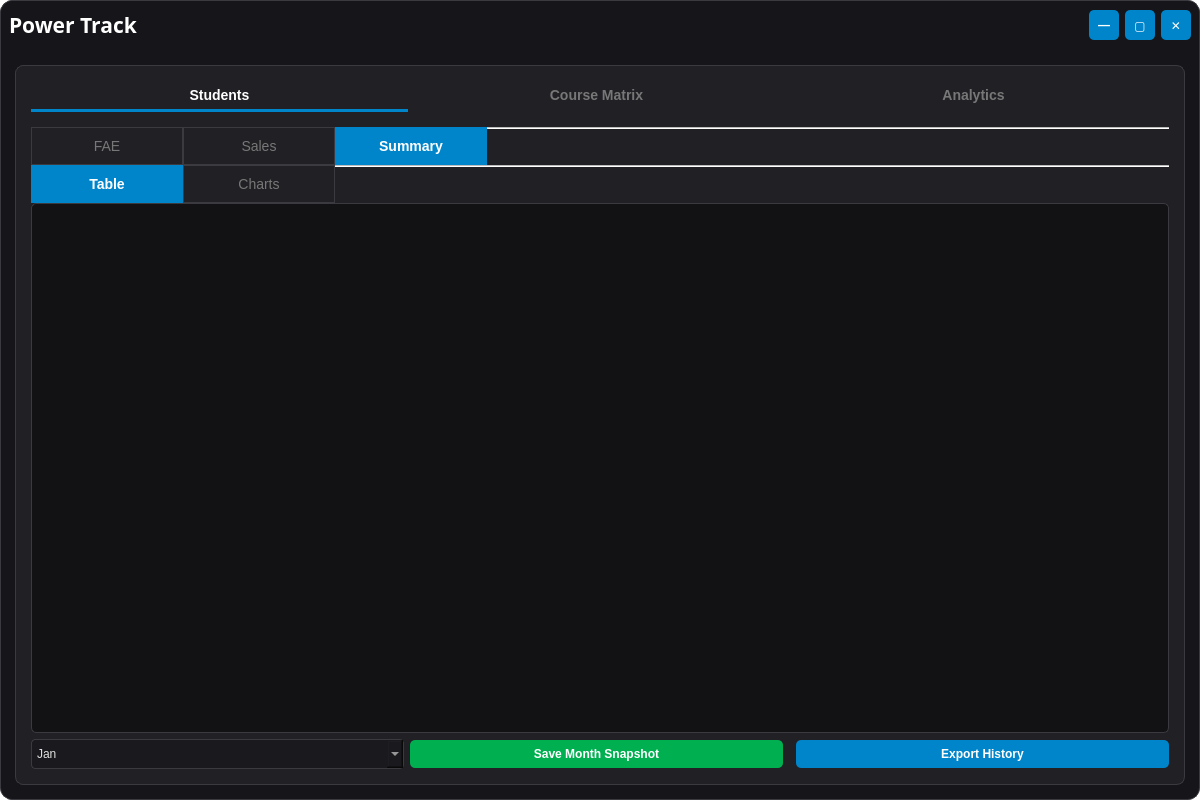
antonalmira/PowerTrackProject, file design.ui: the form before one commit.
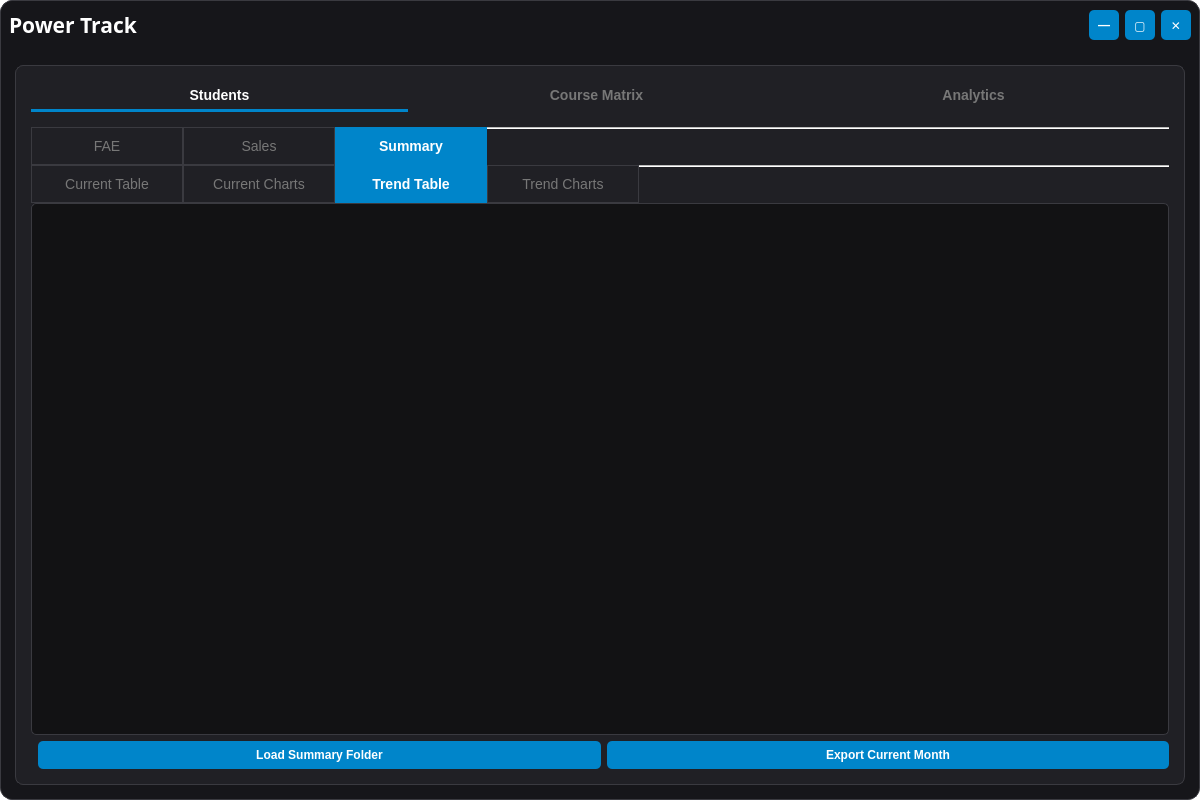
The form after the commit. The open tabs and pages were chosen to show the change.

The edit to the form file:
```diff
--- a/design.ui
+++ b/design.ui
@@ -35,7 +35,7 @@
     QGroupBox { color: #f0f0f0; border: 1px solid #3a3a40; border-radius: 5px; margin-top: 10px; font-weight: bold; }
     QGroupBox::title { subcontrol-origin: margin; subcontrol-position: top left; padding: 0 5px; }
     
-    /* Global TabWidget / TabBar (Forced explicit sizing for Analytics and Matrix sub-tabs) */
+    /* Global TabWidget / TabBar */
     QTabWidget::pane { border: none; background: transparent; }
     QTabBar { qproperty-expanding: 1; }
     QTabWidget::tab-bar { left: 0px; right: 0px; alignment: center; }
@@ -52,9 +52,11 @@
     QTabBar::tab:hover:!selected { background: #2a2a30; }
     
     /* Tables */
-    QTableWidget { alternate-background-color: #1a1a1e; background: #121214; color: #f0f0f0; border: 1px solid #3a3a40; border-radius: 5px; font-size: 13px; gridline-color: #3a3a40; }
+    QTableWidget, QTableView { alternate-background-color: #1a1a1e; background-color: #121214; color: #f0f0f0; border: 1px solid #3a3a40; border-radius: 5px; font-size: 13px; gridline-color: #3a3a40; }
+    QTableWidget::viewport, QTableView::viewport { background-color: #121214; }
+    QHeaderView { background-color: #121214; border: none; }
     QHeaderView::section { background-color: #202025; color: white; padding: 6px; border: 1px solid #3a3a40; font-weight: bold; font-size: 13px; }
-    QTableWidget::item:selected { background-color: #0085ca; color: white; }
+    QTableWidget::item:selected, QTableView::item:selected { background-color: #0085ca; color: white; }
     QTableCornerButton::section { background-color: #202025; border: 1px solid #3a3a40; }
     
     /* Matrix Headers specifically */
@@ -67,12 +69,16 @@
     #centralwidget QLabel { color: white; border: none; }
     
     /* Color Specific Buttons */
-    #btn_update_status { background: #ffaa00; color: #121214; }
-    #btn_update_status:hover { background: #cc8800; }
-    #btn_refresh, #btn_refresh_matrix { background: #87ceeb; color: #121214; }
-    #btn_refresh:hover, #btn_refresh_matrix:hover { background: #5bb2d4; }
+    #btn_import_monthly { background: #ffaa00; color: #121214; }
+    #btn_import_monthly:hover { background: #cc8800; }
+    #btn_refresh_matrix { background: #87ceeb; color: #121214; }
+    #btn_refresh_matrix:hover { background: #5bb2d4; }
     #btn_clear_filters, #btn_clear_matrix { background: #f08080; color: #121214; }
     #btn_clear_filters:hover, #btn_clear_matrix:hover { background: #cd5c5c; }
+    #btn_load_trend { background: #00B050; color: white; }
+    #btn_load_trend:hover { background: #008a3e; }
+    #btn_export_archive { background: #00B050; color: white; }
+    #btn_export_archive:hover { background: #008a3e; }
    </string>
   </property>
   <widget class="QWidget" name="centralwidget">
@@ -335,44 +341,48 @@
                    <property name="documentMode">
                     <bool>true</bool>
                    </property>
-                   <widget class="QWidget" name="tab_summary_table">
-                    <attribute name="title"><string>Table</string></attribute>
+                   
+                   <widget class="QWidget" name="tab_summary_current_table">
+                    <attribute name="title"><string>Current Table</string></attribute>
                     <layout class="QVBoxLayout"><property name="margin"><number>0</number></property>
-                     <item><widget class="QTableWidget" name="table_summary"></widget></item>
+                     <item><widget class="QTableWidget" name="table_summary_current"></widget></item>
                     </layout>
                    </widget>
-                   <widget class="QWidget" name="tab_summary_charts">
-                    <attribute name="title"><string>Charts</string></attribute>
+
+                   <widget class="QWidget" name="tab_summary_current_charts">
+                    <attribute name="title"><string>Current Charts</string></attribute>
                     <layout class="QVBoxLayout"><property name="margin"><number>0</number></property>
                      <item><widget class="QScrollArea" name="scroll_summary"><property name="widgetResizable"><bool>true</bool></property></widget></item>
                     </layout>
                    </widget>
+
+                   <widget class="QWidget" name="tab_summary_trend_table">
+                    <attribute name="title"><string>Trend Table</string></attribute>
+                    <layout class="QVBoxLayout"><property name="margin"><number>0</number></property>
+                     <item><widget class="QTableWidget" name="table_summary_trend"></widget></item>
+                    </layout>
+                   </widget>
+
+                   <widget class="QWidget" name="tab_summary_trend_charts">
+                    <attribute name="title"><string>Trend Charts</string></attribute>
+                    <layout class="QVBoxLayout"><property name="margin"><number>0</number></property>
+                     <item><widget class="QScrollArea" name="scroll_summary_trend"><property name="widgetResizable"><bool>true</bool></property></widget></item>
+                    </layout>
+                   </widget>
+
                   </widget>
                  </item>
                  <item>
                   <layout class="QHBoxLayout">
-                   <item><widget class="QComboBox" name="combo_snapshot_month">
-                     <property name="minimumHeight"><number>35</number></property>
-                     <item><property name="text"><string>Jan</string></property></item>
-                     <item><property name="text"><string>Feb</string></property></item>
-                     <item><property name="text"><string>Mar</string></property></item>
-                     <item><property name="text"><string>Apr</string></property></item>
-                     <item><property name="text"><string>May</string></property></item>
-                     <item><property name="text"><string>Jun</string></property></item>
-                     <item><property name="text"><string>Jul</string></property></item>
-                     <item><property name="text"><string>Aug</string></property></item>
-                     <item><property name="text"><string>Sep</string></property></item>
-                     <item><property name="text"><string>Oct</string></property></item>
-                     <item><property name="text"><string>Nov</string></property></item>
-                     <item><property name="text"><string>Dec</string></property></item>
-                   </widget></item>
-                   <item><widget class="QPushButton" name="btn_save_snapshot">
-                     <property name="text"><string>Save Month Snapshot</string></property>
-                     <property name="minimumHeight"><number>35</number></property>
-                     <property name="styleSheet"><string>background: #00B050; color: white;</string></property>
-                   </widget></item>
                    <item><spacer><property name="orientation"><enum>Qt::Horizontal</enum></property></spacer></item>
-                   <item><widget class="QPushButton" name="btn_export_summary"><property name="text"><string>Export History</string></property><property name="minimumHeight"><number>35</number></property></widget></item>
+                   <item><widget class="QPushButton" name="btn_load_trend">
+                     <property name="text"><string>Load Summary Folder</string></property>
+                     <property name="minimumHeight"><number>35</number></property>
+                   </widget></item>
+                   <item><widget class="QPushButton" name="btn_export_current_summary">
+                     <property name="text"><string>Export Current Month</string></property>
+                     <property name="minimumHeight"><number>35</number></property>
+                   </widget></item>
                   </layout>
                  </item>
                 </layout>
```
Left out of the diff: 13 changed lines with no effect on the pictures.
